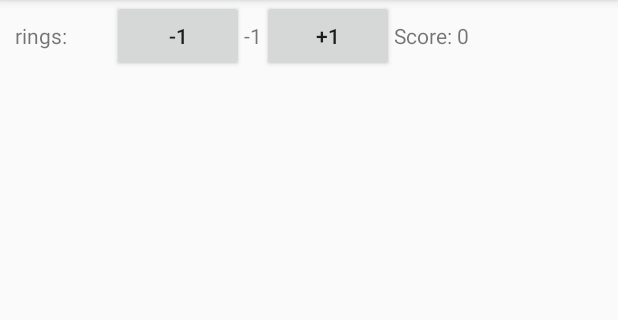
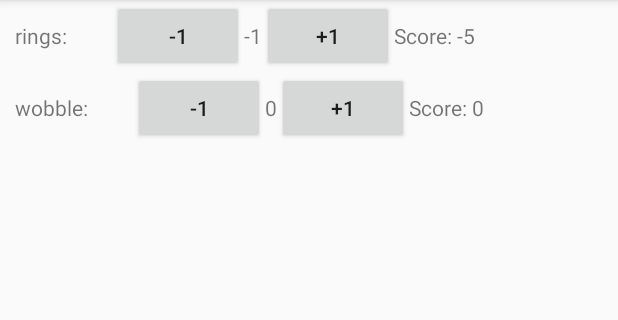
Before and after one commit to jbeta02/FTC_Scoring_App, an Android app: the AutoActivity screen opened directly, with no data from a screen before it, after a tap on "-1", on a phone screen of 412 x 824 dp, the part 84-404 px from its top. Run offline under Robolectric (Android 15) with nearby library versions, the phone set to English and light mode, and no system bars.

```diff
--- a/app/src/main/java/com/example/scoringapp/AutoActivity.java
+++ b/app/src/main/java/com/example/scoringapp/AutoActivity.java
@@ -18,12 +18,6 @@ public class AutoActivity extends AppCompatActivity {
 
     LinearLayout AutoLayout;
 
-    private List<Integer> counters;
-
-    private int count = 0;
-
-    private TextView countView;
-
     private SharedPreferences sharedPreferences;
     private SharedPreferences.Editor editor;
 
@@ -36,71 +30,18 @@ public class AutoActivity extends AppCompatActivity {
 
         AutoLayout = findViewById(R.id.AutoLayout);
 
-        counters = new ArrayList<>();
+        //TODO: add auto title formatting here
 
         sharedPreferences = this.getSharedPreferences(name, Context.MODE_PRIVATE);
         editor = sharedPreferences.edit();
 
-        loadData();
+        ScoreType ringsScore = new ScoreType(this, AutoLayout, "ringsScore");
+        ringsScore.loadData();
+        ringsScore.addTapScore("rings", 5);
 
-        addTapScore("rings", 5);
-    }
-
-    public void addTapScore(String scoringName, int scoringIncrement){
-
-        LinearLayout layout = new LinearLayout(this);
-        layout.setOrientation(LinearLayout.HORIZONTAL);
-
-        TextView nameView = new TextView(this);
-        nameView.setText("   " + scoringName + ":         ");
-        layout.addView(nameView);
-
-        Button buttonDown = new Button(this);
-        buttonDown.setText("-1");
-        layout.addView(buttonDown);
-        buttonListener(buttonDown, -1);
-
-        countView = new TextView(this);
-        countView.setText(Integer.toString(count));
-        layout.addView(countView);
-
-        Button buttonUp = new Button(this);
-        buttonUp.setText("+1");
-        layout.addView(buttonUp);
-        buttonListener(buttonUp, 1);
-
-        TextView scoreView = new TextView(this);
-        scoreView.setText("Score: 0"); // calcIncrement(scoringIncrement, count)
-        layout.addView(scoreView);
-
-        AutoLayout.addView(layout);
-    }
-
-    private int calcIncrement(int increment, int count){
-        return increment * count;
-    }
-
-    private void buttonListener(Button button, final int plusOrMinus){
-        button.setOnClickListener(new View.OnClickListener(){
-            @Override
-            public void onClick(View view) {
-                count += plusOrMinus;
-                countView.setText(Integer.toString(count));
-                saveData();
-            }
-        });
-    }
-
-    public void saveData(){
-        if (count != 0){
-            editor.putInt(name, count);
-        }
-
-        editor.apply();
+        ScoreType wobbleScore = new ScoreType(this, AutoLayout, "WobbleScoe");
+        wobbleScore.loadData();
+        wobbleScore.addTapScore("wobble", 1);
 
     }
-
-    public void loadData(){
-            count = sharedPreferences.getInt(name, 0);
-    }
 }
--- a/app/src/main/java/com/example/scoringapp/ScoreType.java
+++ b/app/src/main/java/com/example/scoringapp/ScoreType.java
@@ -18,12 +18,11 @@ public class ScoreType {
 
     private int count = -1;
     private int score = -1;
+    private int scoringIncrement;
 
-    private TextView nameView;
-    private Button buttonDown;
     private TextView countView;
-    private Button buttonUp;
     private TextView scoreView;
+
 
     public ScoreType(Context context, LinearLayout linearLayout, String name){
         this.context = context;
@@ -32,9 +31,14 @@ public class ScoreType {
 
         sharedPreferences = context.getSharedPreferences(this.name + "_pref", Context.MODE_PRIVATE);
         editor = sharedPreferences.edit();
+
+        countView = new TextView(context);
+        scoreView = new TextView(context);
     }
 
     public void addTapScore(String scoringName, int scoringIncrement){
+        this.scoringIncrement = scoringIncrement;
+        score = calcIncrement(scoringIncrement, count);
 
         LinearLayout layout = new LinearLayout(context);
         layout.setOrientation(LinearLayout.HORIZONTAL);
@@ -56,8 +60,7 @@ public class ScoreType {
         layout.addView(buttonUp);
         buttonListener(buttonUp, 1);
 
-        TextView scoreView = new TextView(context);
-        scoreView.setText("Score: " + calcIncrement(scoringIncrement, count)); // calcIncrement(scoringIncrement, count)
+        scoreView.setText("Score: " + score);
         layout.addView(scoreView);
 
         linearLayout.addView(layout);
@@ -72,7 +75,12 @@ public class ScoreType {
             @Override
             public void onClick(View view) {
                 count += plusOrMinus;
+                score = calcIncrement(scoringIncrement, count);
+
                 countView.setText(Integer.toString(count));
+                scoreView.setText("Score: " + score);
+
+                saveData();
             }
         });
     }
```
